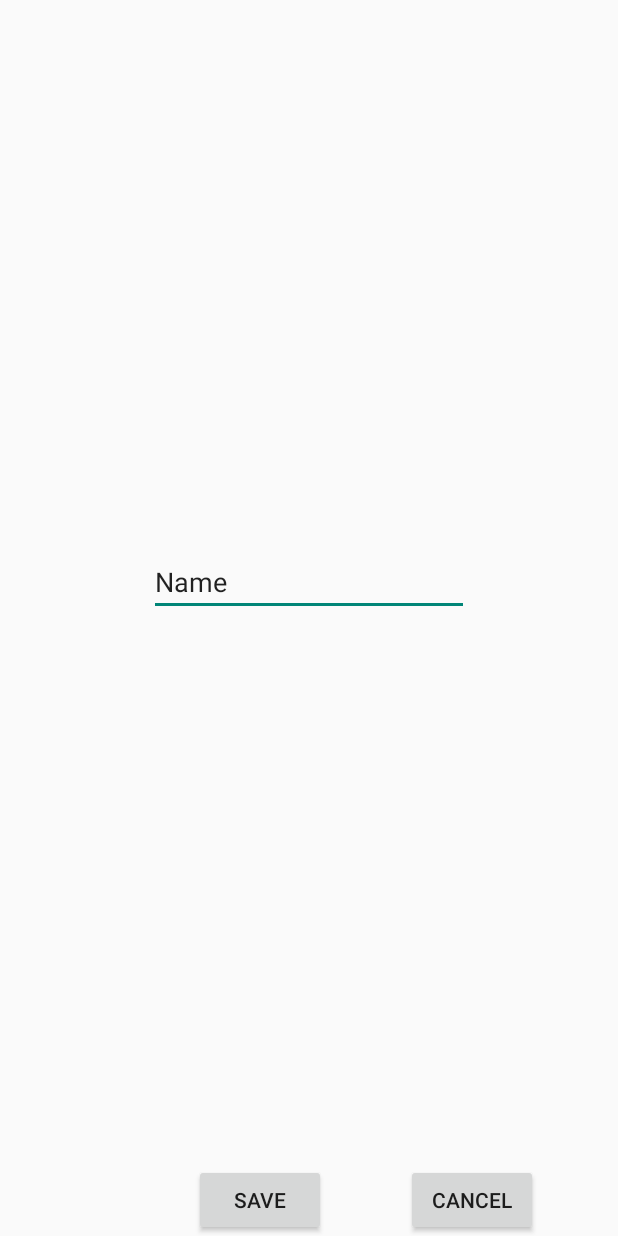
After one commit to johncrawley/Sketchy, an Android app: the layout activity_save_sketch.xml on its own in the app's theme, with its tools: preview values and no code run, on a phone screen of 412 x 824 dp. The commit adds this screen. Run offline under Robolectric (Android 15) with nearby library versions, the phone set to English and light mode, and no system bars.

Commit message:
Added Save Dialog activity
- can now specify a file name and either save or cancel.

```diff
--- a/app/build.gradle
+++ b/app/build.gradle
@@ -27,6 +27,8 @@ dependencies {
     implementation fileTree(dir: 'libs', include: ['*.jar'])
     implementation 'com.android.support:appcompat-v7:28.0.0'
     implementation 'com.android.support.constraint:constraint-layout:1.1.3'
+    implementation 'android.arch.navigation:navigation-fragment:1.0.0'
+    implementation 'android.arch.navigation:navigation-ui:1.0.0'
     testImplementation 'junit:junit:4.12'
     androidTestImplementation 'com.android.support.test:runner:1.0.2'
     androidTestImplementation 'com.android.support.test.espresso:espresso-core:3.0.2'
--- /dev/null
+++ b/app/src/main/res/layout/activity_save_sketch.xml
@@ -0,0 +1,76 @@
+<?xml version="1.0" encoding="utf-8"?>
+<android.support.constraint.ConstraintLayout xmlns:android="http://schemas.android.com/apk/res/android"
+    xmlns:app="http://schemas.android.com/apk/res-auto"
+    xmlns:tools="http://schemas.android.com/tools"
+    android:layout_width="match_parent"
+    android:layout_height="match_parent"
+    tools:context=".SaveSketchActivity">
+
+
+    <!--
+    <android.support.design.widget.AppBarLayout
+        android:layout_width="match_parent"
+        android:layout_height="wrap_content"
+        android:theme="@style/AppBarOverlay">
+
+        <android.support.v7.widget.Toolbar
+            android:id="@+id/toolbar"
+            android:layout_width="match_parent"
+            android:layout_height="?attr/actionBarSize"
+            android:background="?attr/colorPrimary"
+            app:popupTheme="@style/PopupOverlay" />
+
+    </android.support.design.widget.AppBarLayout>
+    -->
+
+    <!--
+    <android.support.design.widget.FloatingActionButton
+        android:id="@+id/fab"
+        android:layout_width="wrap_content"
+        android:layout_height="wrap_content"
+        android:layout_gravity="bottom|end"
+        android:layout_margin="@dimen/fab_margin"
+        app:srcCompat="@android:drawable/ic_dialog_email" />
+
+
+    <include layout="@layout/content_save_sketch" />
+-->
+
+    <Button
+        android:id="@+id/saveButton"
+        android:layout_width="wrap_content"
+        android:layout_height="wrap_content"
+        android:layout_marginStart="76dp"
+        android:text="@string/save_dialogue_save_button"
+        app:layout_constraintBottom_toBottomOf="parent"
+        app:layout_constraintEnd_toStartOf="@+id/cancelButton"
+        app:layout_constraintHorizontal_bias="0.5"
+        app:layout_constraintStart_toStartOf="parent" />
+
+    <Button
+        android:id="@+id/cancelButton"
+        android:layout_width="wrap_content"
+        android:layout_height="wrap_content"
+        android:text="@string/save_dialogue_cancel_button"
+        app:layout_constraintBottom_toBottomOf="parent"
+        app:layout_constraintEnd_toEndOf="parent"
+        app:layout_constraintHorizontal_bias="0.5"
+        app:layout_constraintStart_toEndOf="@+id/saveButton" />
+
+    <EditText
+        android:id="@+id/filenameText"
+        android:layout_width="wrap_content"
+        android:layout_height="wrap_content"
+        android:ems="10"
+        android:inputType="textPersonName"
+        android:text="Name"
+        app:layout_constraintBottom_toTopOf="@+id/cancelButton"
+        app:layout_constraintEnd_toEndOf="parent"
+        app:layout_constraintStart_toStartOf="parent"
+        app:layout_constraintTop_toTopOf="parent" />
+
+    <android.support.constraint.Group
+        android:id="@+id/group"
+        android:layout_width="wrap_content"
+        android:layout_height="wrap_content" />
+</android.support.constraint.ConstraintLayout>
--- a/app/src/main/res/values/dimens.xml
+++ b/app/src/main/res/values/dimens.xml
@@ -3,5 +3,6 @@
 
     <dimen name="selector_button_width">40sp</dimen>
     <dimen name="selector_button_height">44sp</dimen>
+    <dimen name="fab_margin">16dp</dimen>
 
 </resources>
--- a/app/src/main/res/values/styles.xml
+++ b/app/src/main/res/values/styles.xml
@@ -8,4 +8,13 @@
         <item name="colorAccent">@color/colorAccent</item>
     </style>
 
+    <style name="NoActionBar" parent="Theme.AppCompat.Light.NoActionBar">
+        <item name="windowActionBar">false</item>
+        <item name="windowNoTitle">true</item>
+    </style>
+
+    <style name="AppBarOverlay" parent="ThemeOverlay.AppCompat.Dark.ActionBar" />
+
+    <style name="PopupOverlay" parent="ThemeOverlay.AppCompat.Light" />
+
 </resources>
```
Also changed, not shown: app/src/main/AndroidManifest.xml (+10 -3 lines), app/src/main/java/com/jacstuff/sketchy/MainActivity.java (+11 -29 lines), app/src/main/java/com/jacstuff/sketchy/PaintViewSingleton.java (added, +27 -0 lines), app/src/main/java/com/jacstuff/sketchy/SaveSketchActivity.java (added, +84 -0 lines), app/src/main/res/values/strings.xml (+15 -0 lines).
